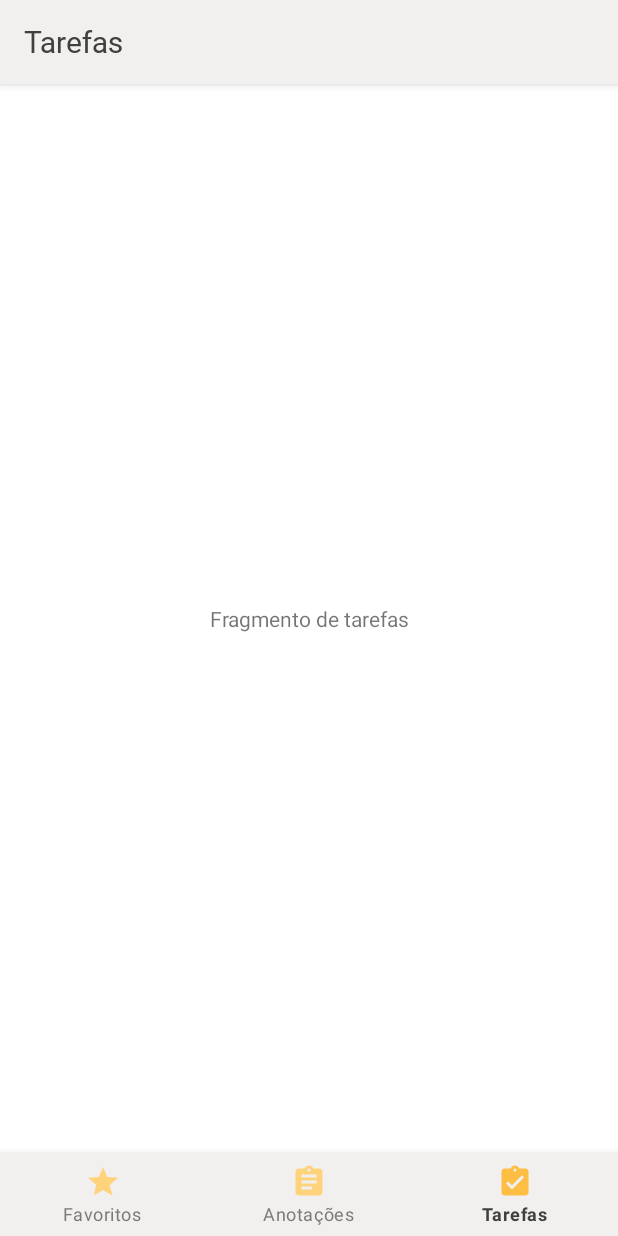
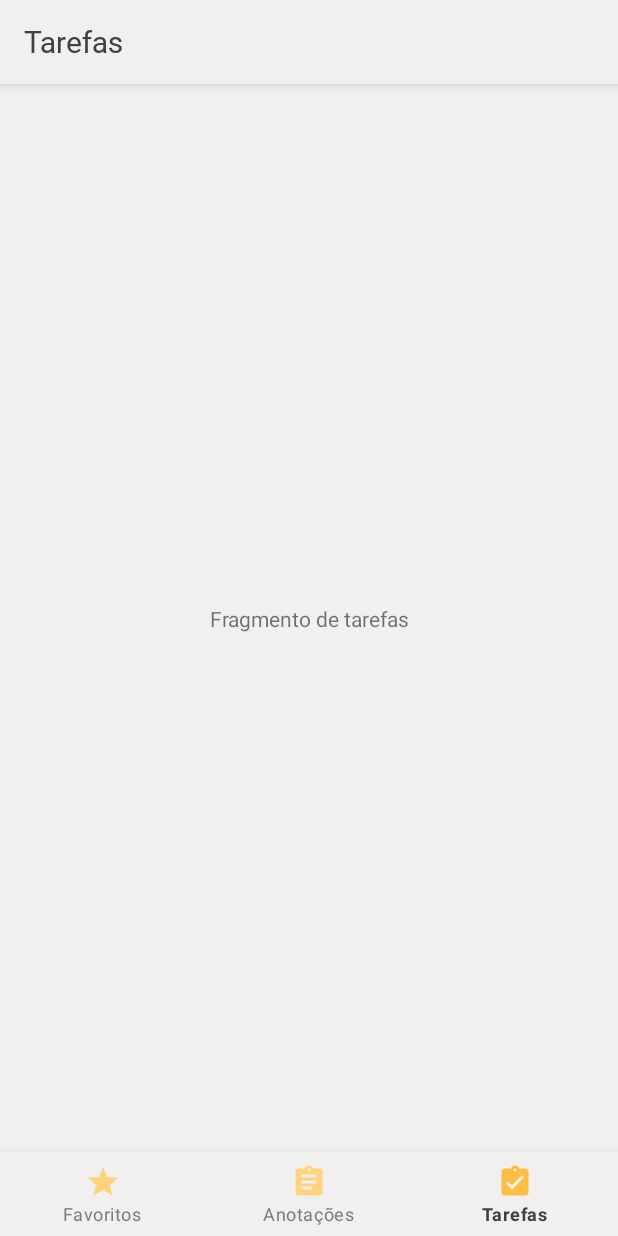
Before and after one commit to arturbruno17/Bloco-de-notas, an Android app: the FavoritesFragment screen opened through its navigation route, item 3 of the bottom bar chosen, on a phone screen of 412 x 824 dp. Run offline under Robolectric (Android 15) with nearby library versions, the phone set to English and light mode, and no system bars; our stand-ins replace data binding, navigation-ui.

```diff
--- a/app/src/main/java/com/posart/blocodenotas/FavoritesFragment.kt
+++ /dev/null
@@ -1,18 +0,0 @@
-package com.posart.blocodenotas
-
-import android.os.Bundle
-import androidx.fragment.app.Fragment
-import android.view.LayoutInflater
-import android.view.View
-import android.view.ViewGroup
-
-class FavoritesFragment : Fragment() {
-
-    override fun onCreateView(
-        inflater: LayoutInflater, container: ViewGroup?,
-        savedInstanceState: Bundle?
-    ): View? {
-        // Inflate the layout for this fragment
-        return inflater.inflate(R.layout.fragment_favorites, container, false)
-    }
-}
--- a/app/src/main/java/com/posart/blocodenotas/MainActivity.kt
+++ b/app/src/main/java/com/posart/blocodenotas/MainActivity.kt
@@ -2,27 +2,29 @@ package com.posart.blocodenotas
 
 import androidx.appcompat.app.AppCompatActivity
 import android.os.Bundle
+import androidx.databinding.DataBindingUtil
 import androidx.navigation.NavController
-import androidx.navigation.findNavController
 import androidx.navigation.fragment.NavHostFragment
 import androidx.navigation.ui.AppBarConfiguration
 import androidx.navigation.ui.setupActionBarWithNavController
 import androidx.navigation.ui.setupWithNavController
-import com.google.android.material.bottomnavigation.BottomNavigationView
+import com.posart.blocodenotas.databinding.ActivityMainBinding
 
 class MainActivity : AppCompatActivity() {
     override fun onCreate(savedInstanceState: Bundle?) {
         super.onCreate(savedInstanceState)
-        setContentView(R.layout.activity_main)
+        val binding = DataBindingUtil.setContentView<ActivityMainBinding>(this, R.layout.activity_main)
 
         setSupportActionBar(findViewById(R.id.toolbar))
 
-        val bottomNavigationView = findViewById<BottomNavigationView>(R.id.bottom_navigation_view)
-        val navHostFragment =
-            supportFragmentManager.findFragmentById(R.id.nav_host_fragment) as NavHostFragment
+        val bottomNavigationView = binding.bottomNavigationView
+        val navHostFragment = supportFragmentManager.findFragmentById(R.id.nav_host_fragment) as NavHostFragment
         val navController: NavController = navHostFragment.navController
-        val appBarConfiguration = AppBarConfiguration(setOf(R.id.favoritesFragment, R.id.annotationFragment,
-            R.id.tasksFragment))
+
+        val appBarConfiguration = AppBarConfiguration(setOf(
+            R.id.favoritesFragment, R.id.annotationFragment,
+            R.id.tasksFragment
+        ))
 
         setupActionBarWithNavController(navController, appBarConfiguration)
         bottomNavigationView.setupWithNavController(navController)
--- a/app/src/main/java/com/posart/blocodenotas/AnnotationsFragment.kt
+++ b/app/src/main/java/com/posart/blocodenotas/views/AnnotationsFragment.kt
@@ -1,19 +1,24 @@
-package com.posart.blocodenotas
+package com.posart.blocodenotas.views
 
 import android.os.Bundle
 import androidx.fragment.app.Fragment
 import android.view.LayoutInflater
 import android.view.View
 import android.view.ViewGroup
+import androidx.navigation.fragment.findNavController
+import com.posart.blocodenotas.R
+import com.posart.blocodenotas.databinding.FragmentAnnotationsBinding
 
 class AnnotationsFragment : Fragment() {
 
     override fun onCreateView(
         inflater: LayoutInflater, container: ViewGroup?,
         savedInstanceState: Bundle?
-    ): View? {
-        // Inflate the layout for this fragment
-        return inflater.inflate(R.layout.fragment_annotations, container, false)
+    ): View {
+        val binding = FragmentAnnotationsBinding.inflate(layoutInflater)
+
+        return binding.root
+
     }
 
 }
--- a/app/src/main/java/com/posart/blocodenotas/TasksFragment.kt
+++ b/app/src/main/java/com/posart/blocodenotas/views/FavoritesFragment.kt
@@ -1,19 +1,20 @@
-package com.posart.blocodenotas
+package com.posart.blocodenotas.views
 
 import android.os.Bundle
 import androidx.fragment.app.Fragment
 import android.view.LayoutInflater
 import android.view.View
 import android.view.ViewGroup
+import com.posart.blocodenotas.databinding.FragmentFavoritesBinding
 
-
-class TasksFragment : Fragment() {
+class FavoritesFragment : Fragment() {
 
     override fun onCreateView(
         inflater: LayoutInflater, container: ViewGroup?,
         savedInstanceState: Bundle?
-    ): View? {
-        // Inflate the layout for this fragment
-        return inflater.inflate(R.layout.fragment_tasks, container, false)
+    ): View {
+        val binding = FragmentFavoritesBinding.inflate(layoutInflater)
+
+        return binding.root
     }
 }
--- /dev/null
+++ b/app/src/main/java/com/posart/blocodenotas/views/TasksFragment.kt
@@ -0,0 +1,21 @@
+package com.posart.blocodenotas.views
+
+import android.os.Bundle
+import android.view.LayoutInflater
+import android.view.View
+import android.view.ViewGroup
+import androidx.fragment.app.Fragment
+import com.posart.blocodenotas.databinding.FragmentTasksBinding
+
+
+class TasksFragment : Fragment() {
+
+    override fun onCreateView(
+        inflater: LayoutInflater, container: ViewGroup?,
+        savedInstanceState: Bundle?
+    ): View {
+        val binding = FragmentTasksBinding.inflate(layoutInflater)
+
+        return binding.root
+    }
+}
--- a/app/src/main/res/layout/activity_main.xml
+++ b/app/src/main/res/layout/activity_main.xml
@@ -1,4 +1,5 @@
 <?xml version="1.0" encoding="utf-8"?>
+<layout>
     <androidx.constraintlayout.widget.ConstraintLayout xmlns:android="http://schemas.android.com/apk/res/android"
         xmlns:app="http://schemas.android.com/apk/res-auto"
         xmlns:tools="http://schemas.android.com/tools"
@@ -41,3 +42,4 @@
             app:menu="@menu/menu_bottom_navigation" />
 
     </androidx.constraintlayout.widget.ConstraintLayout>
+</layout>
--- a/app/src/main/res/layout/fragment_favorites.xml
+++ b/app/src/main/res/layout/fragment_favorites.xml
@@ -1,8 +1,10 @@
 <?xml version="1.0" encoding="utf-8"?>
+<layout>
     <androidx.constraintlayout.widget.ConstraintLayout xmlns:app="http://schemas.android.com/apk/res-auto"
         android:layout_width="match_parent"
         android:layout_height="match_parent"
-    xmlns:android="http://schemas.android.com/apk/res/android">
+        xmlns:android="http://schemas.android.com/apk/res/android"
+        android:background="@color/background">
 
         <TextView
             android:id="@+id/textView3"
@@ -14,3 +16,4 @@
             app:layout_constraintStart_toStartOf="parent"
             app:layout_constraintTop_toTopOf="parent" />
     </androidx.constraintlayout.widget.ConstraintLayout>
+</layout>
--- a/app/src/main/res/layout/fragment_tasks.xml
+++ b/app/src/main/res/layout/fragment_tasks.xml
@@ -1,8 +1,10 @@
 <?xml version="1.0" encoding="utf-8"?>
-<androidx.constraintlayout.widget.ConstraintLayout xmlns:app="http://schemas.android.com/apk/res-auto"
+<layout>
+    <androidx.constraintlayout.widget.ConstraintLayout xmlns:android="http://schemas.android.com/apk/res/android"
+        xmlns:app="http://schemas.android.com/apk/res-auto"
         android:layout_width="match_parent"
         android:layout_height="match_parent"
-    xmlns:android="http://schemas.android.com/apk/res/android">
+        android:background="@color/background">
 
         <TextView
             android:id="@+id/textView3"
@@ -14,3 +16,4 @@
             app:layout_constraintStart_toStartOf="parent"
             app:layout_constraintTop_toTopOf="parent" />
     </androidx.constraintlayout.widget.ConstraintLayout>
+</layout>
--- a/app/src/main/res/navigation/nav_graph.xml
+++ b/app/src/main/res/navigation/nav_graph.xml
@@ -6,17 +6,18 @@
     app:startDestination="@id/annotationFragment">
     <fragment
         android:id="@+id/favoritesFragment"
-        android:name="com.posart.blocodenotas.FavoritesFragment"
+        android:name="com.posart.blocodenotas.views.FavoritesFragment"
         android:label="Favoritos"
         tools:layout="@layout/fragment_favorites" />
     <fragment
         android:id="@+id/annotationFragment"
-        android:name="com.posart.blocodenotas.AnnotationsFragment"
+        android:name="com.posart.blocodenotas.views.AnnotationsFragment"
         android:label="Anotações"
-        tools:layout="@layout/fragment_annotations" />
+        tools:layout="@layout/fragment_annotations" >
+    </fragment>
     <fragment
         android:id="@+id/tasksFragment"
-        android:name="com.posart.blocodenotas.TasksFragment"
+        android:name="com.posart.blocodenotas.views.TasksFragment"
         android:label="Tarefas"
         tools:layout="@layout/fragment_tasks" />
 </navigation>
```
Also changed, not shown: app/src/main/res/layout/fragment_annotations.xml (+16 -7 lines). Lines whose indentation alone changed are shown as unchanged.
